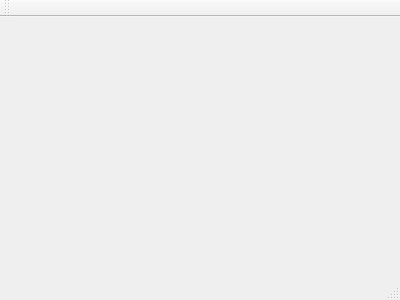
Above: mainwindow.ui from weirdSugar/graduPro before the change. Below: the same form after it.
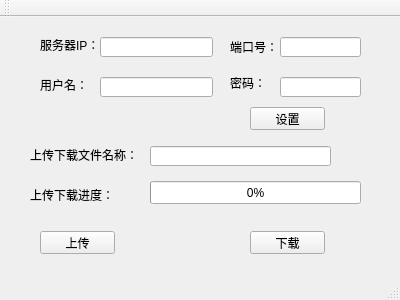
That is the form after the change.

The edit to the form file:
```diff
--- a/mainwindow.ui
+++ b/mainwindow.ui
@@ -12,13 +12,221 @@
   <property name="windowTitle" >
    <string>MainWindow</string>
   </property>
-  <widget class="QMenuBar" name="menuBar" />
-  <widget class="QToolBar" name="mainToolBar" />
-  <widget class="QWidget" name="centralWidget" />
-  <widget class="QStatusBar" name="statusBar" />
+  <widget class="QWidget" name="centralWidget">
+   <widget class="QPushButton" name="downloadButton">
+    <property name="geometry">
+     <rect>
+      <x>250</x>
+      <y>214</y>
+      <width>75</width>
+      <height>23</height>
+     </rect>
+    </property>
+    <property name="text">
+     <string>下载</string>
+    </property>
+   </widget>
+   <widget class="QPushButton" name="uploadButton">
+    <property name="geometry">
+     <rect>
+      <x>40</x>
+      <y>214</y>
+      <width>75</width>
+      <height>23</height>
+     </rect>
+    </property>
+    <property name="text">
+     <string>上传</string>
+    </property>
+   </widget>
+   <widget class="QLineEdit" name="lineEdit">
+    <property name="geometry">
+     <rect>
+      <x>150</x>
+      <y>129</y>
+      <width>181</width>
+      <height>20</height>
+     </rect>
+    </property>
+   </widget>
+   <widget class="QProgressBar" name="progressBar">
+    <property name="geometry">
+     <rect>
+      <x>150</x>
+      <y>164</y>
+      <width>211</width>
+      <height>23</height>
+     </rect>
+    </property>
+    <property name="mouseTracking">
+     <bool>false</bool>
+    </property>
+    <property name="whatsThis">
+     <string>&lt;html&gt;&lt;head/&gt;&lt;body&gt;&lt;p&gt;qq &lt;/p&gt;&lt;/body&gt;&lt;/html&gt;</string>
+    </property>
+    <property name="value">
+     <number>0</number>
+    </property>
+   </widget>
+   <widget class="QLabel" name="label">
+    <property name="geometry">
+     <rect>
+      <x>30</x>
+      <y>130</y>
+      <width>111</width>
+      <height>16</height>
+     </rect>
+    </property>
+    <property name="text">
+     <string>上传下载文件名称：</string>
+    </property>
+   </widget>
+   <widget class="QLabel" name="label_2">
+    <property name="geometry">
+     <rect>
+      <x>30</x>
+      <y>170</y>
+      <width>111</width>
+      <height>16</height>
+     </rect>
+    </property>
+    <property name="text">
+     <string>上传下载进度：</string>
+    </property>
+   </widget>
+   <widget class="QLabel" name="label_3">
+    <property name="geometry">
+     <rect>
+      <x>40</x>
+      <y>20</y>
+      <width>61</width>
+      <height>16</height>
+     </rect>
+    </property>
+    <property name="text">
+     <string>服务器IP：</string>
+    </property>
+   </widget>
+   <widget class="QLabel" name="label_4">
+    <property name="geometry">
+     <rect>
+      <x>230</x>
+      <y>22</y>
+      <width>51</width>
+      <height>16</height>
+     </rect>
+    </property>
+    <property name="text">
+     <string>端口号：</string>
+    </property>
+   </widget>
+   <widget class="QLabel" name="label_5">
+    <property name="geometry">
+     <rect>
+      <x>40</x>
+      <y>60</y>
+      <width>61</width>
+      <height>16</height>
+     </rect>
+    </property>
+    <property name="text">
+     <string>用户名：</string>
+    </property>
+   </widget>
+   <widget class="QLabel" name="label_6">
+    <property name="geometry">
+     <rect>
+      <x>230</x>
+      <y>58</y>
+      <width>51</width>
+      <height>16</height>
+     </rect>
+    </property>
+    <property name="text">
+     <string>密码：</string>
+    </property>
+   </widget>
+   <widget class="QLineEdit" name="serverIP">
+    <property name="geometry">
+     <rect>
+      <x>100</x>
+      <y>20</y>
+      <width>113</width>
+      <height>20</height>
+     </rect>
+    </property>
+   </widget>
+   <widget class="QLineEdit" name="port">
+    <property name="geometry">
+     <rect>
+      <x>280</x>
+      <y>20</y>
+      <width>81</width>
+      <height>20</height>
+     </rect>
+    </property>
+   </widget>
+   <widget class="QLineEdit" name="userName">
+    <property name="geometry">
+     <rect>
+      <x>100</x>
+      <y>60</y>
+      <width>113</width>
+      <height>20</height>
+     </rect>
+    </property>
+   </widget>
+   <widget class="QLineEdit" name="passWord">
+    <property name="geometry">
+     <rect>
+      <x>280</x>
+      <y>60</y>
+      <width>81</width>
+      <height>20</height>
+     </rect>
+    </property>
+    <property name="inputMask">
+     <string notr="true"/>
+    </property>
+    <property name="echoMode">
+     <enum>QLineEdit::Password</enum>
+    </property>
+   </widget>
+   <widget class="QPushButton" name="setPara">
+    <property name="geometry">
+     <rect>
+      <x>250</x>
+      <y>90</y>
+      <width>75</width>
+      <height>23</height>
+     </rect>
+    </property>
+    <property name="text">
+     <string>设置</string>
+    </property>
+   </widget>
+  </widget>
+  <widget class="QMenuBar" name="menuBar">
+   <property name="geometry">
+    <rect>
+     <x>0</x>
+     <y>0</y>
+     <width>400</width>
+     <height>23</height>
+    </rect>
+   </property>
+  </widget>
+  <widget class="QToolBar" name="mainToolBar">
+   <attribute name="toolBarArea">
+    <enum>TopToolBarArea</enum>
+   </attribute>
+   <attribute name="toolBarBreak">
+    <bool>false</bool>
+   </attribute>
+  </widget>
+  <widget class="QStatusBar" name="statusBar"/>
  </widget>
- <layoutDefault spacing="6" margin="11" />
- <pixmapfunction></pixmapfunction>
+ <layoutdefault spacing="6" margin="11"/>
  <resources/>
  <connections/>
 </ui>
```
Left out of the diff: 7 changed lines with no effect on the pictures.
